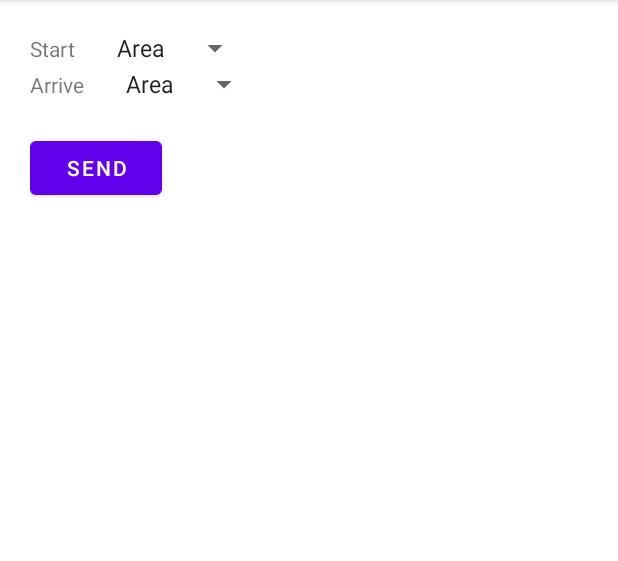
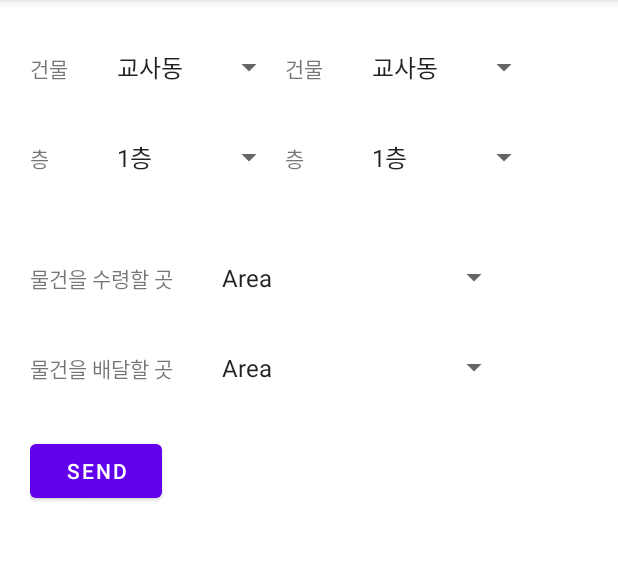
Before and after one commit to lawsuit3310/Pheasant, an Android app: the screen it shows after launch (Main), on a phone screen of 412 x 824 dp, the part 84-645 px from its top. Run offline under Robolectric (Android 15) with nearby library versions, the phone set to English and light mode, and no system bars; our stand-ins replace Firebase (no records; nobody signed in at launch, a user with empty details on screens opened directly).

Commit message:
1.0.0
내 검과 심장은 데마시아의 것이다!
(UI 개선)

```diff
--- a/app/src/main/java/com/example/pheasant/Main.java
+++ b/app/src/main/java/com/example/pheasant/Main.java
@@ -1,5 +1,6 @@
 package com.example.pheasant;
 
+import android.os.Build;
 import android.os.Bundle;
 import android.provider.Settings;
 import android.util.Log;
@@ -21,23 +22,37 @@ import org.json.JSONObject;
 
 import java.io.IOException;
 import java.io.InputStream;
+import java.nio.charset.StandardCharsets;
 import java.util.UUID;
 
 public class Main extends AppCompatActivity implements AdapterView.OnItemSelectedListener, View.OnClickListener {
     /* 맴버 변수 */
     Spinner setStartPoint;
     Spinner setArrivePoint;
+    Spinner setBuildingStart;
+    Spinner setFloorStart;
+    Spinner setBuildingArrive;
+    Spinner setFloorArrive;
 
     ArrayAdapter<CharSequence> adapter;
+    ArrayAdapter<CharSequence> Buildadapter;
+    ArrayAdapter<CharSequence> Flooradapter;
 
     Button sendBtn;
 
+    DatabaseManager dbManager;
+
     String resultS = null; //시작점 전달해줄 변수
     String resultA = null; //도착점 전달해줄 변수
+    String BuildingS = null;
+    String FloorS = null;
+    String BuildingA = null;
+    String FloorA = null;
 
     final static String CACHE_DEVICE_ID = "CacheDeviceID";
 
-    DatabaseManager dbManager;
+    int[] adapters = {R.array.DefaultSpinner, R.array.teach1F, R.array.teach2F, R.array.teach3F, R.array.teach4F,
+            R.array.train1F, R.array.train2F, R.array.train3F, R.array.train4F};
 
     /* 메인 동작 */
     @Override
@@ -48,18 +63,36 @@ public class Main extends AppCompatActivity implements AdapterView.OnItemSelecte
 
         setStartPoint = findViewById(R.id.Start);
         setArrivePoint = findViewById(R.id.Arrive);
+        setBuildingStart = findViewById(R.id.BuildingS);
+        setBuildingArrive = findViewById(R.id.BuildingA);
+        setFloorStart = findViewById(R.id.FloorS);
+        setFloorArrive = findViewById(R.id.FloorA);
         sendBtn = findViewById(R.id.sender);
 
         adapter = ArrayAdapter.createFromResource(this,
-                R.array.Nodes, android.R.layout.simple_spinner_item);
+                adapters[0], android.R.layout.simple_spinner_item);
+        Buildadapter = ArrayAdapter.createFromResource(this,
+                R.array.Building, android.R.layout.simple_spinner_item);
+        Flooradapter = ArrayAdapter.createFromResource(this,
+                R.array.Floor, android.R.layout.simple_spinner_item);
 
         adapter.setDropDownViewResource(android.R.layout.simple_spinner_dropdown_item);
 
         setStartPoint.setAdapter(adapter);
         setArrivePoint.setAdapter(adapter);
+        setBuildingStart.setAdapter(Buildadapter);
+        setFloorStart.setAdapter(Flooradapter);
+        setBuildingArrive.setAdapter(Buildadapter);
+        setFloorArrive.setAdapter(Flooradapter);
+
+        Log.d("JB", getDeviceSSAID());
 
         setStartPoint.setOnItemSelectedListener(this);
         setArrivePoint.setOnItemSelectedListener(this);
+        setBuildingStart.setOnItemSelectedListener(this);
+        setFloorStart.setOnItemSelectedListener(this);
+        setBuildingArrive.setOnItemSelectedListener(this);
+        setFloorArrive.setOnItemSelectedListener(this);
         sendBtn.setOnClickListener(this);
 
 
@@ -68,21 +101,54 @@ public class Main extends AppCompatActivity implements AdapterView.OnItemSelecte
     /* 메소드 */
     @Override
     public void onItemSelected(AdapterView<?> adapterView, View view, int i, long l) {
-        //n-1번째로 선택된 값 출력
+        if (adapterView.equals(setStartPoint) || adapterView.equals(setArrivePoint)) {
             try {
                 if (adapter.getItemId(i) != 0) {
                     if (adapterView.getId() == (R.id.Start) && setStartPoint.getId() != 0) {
-                    resultS = adapter.getItem(i).toString();
+                        resultS = adapterView.getSelectedItem() + "";
                     }
 
                     if (adapterView.getId() == (R.id.Arrive) && setArrivePoint.getId() != 0) {
-                    resultA = adapter.getItem(i).toString();
+                        resultA = adapterView.getSelectedItem() + "";
                     }
                 }
             } catch (Exception e) {
                 Log.d("JB", e.getMessage());
             }
+        } else if (adapterView.equals(setBuildingStart)) {
+            //작동 여부 확인 Log.d("JB", true+"");
+            if (BuildingS == null || FloorS == null) {
+                BuildingS = adapterView.getSelectedItem() + "";
+            } else {
+                BuildingS = adapterView.getSelectedItem() + "";
+                getIndex(BuildingS, FloorS,true);
+            }
+        } else if (adapterView.equals(setFloorStart)) {
+            //작동 여부 확인 Log.d("JB", false+"");
 
+            if (BuildingS == null || FloorS == null) {
+                FloorS = adapterView.getSelectedItem() + "";
+            } else {
+                FloorS = adapterView.getSelectedItem() + "";
+                getIndex(BuildingS, FloorS, true);
+            }
+        } else if (adapterView.equals(setBuildingArrive)) {
+            if (BuildingA == null || Flooradapter == null) {
+                BuildingA = adapterView.getSelectedItem() + "";
+            } else {
+                BuildingA = adapterView.getSelectedItem() + "";
+               getIndex(BuildingA, FloorA, false);
+            }
+        } else if (adapterView.equals(setFloorArrive)) {
+            //Log.d("JB", false+"");
+
+            if (BuildingA == null || FloorA == null) {
+                FloorA = adapterView.getSelectedItem() + "";
+            } else {
+                FloorA = adapterView.getSelectedItem() + "";
+                getIndex(BuildingA, FloorA, false);
+            }
+        }
 
     }
 
@@ -97,35 +163,15 @@ public class Main extends AppCompatActivity implements AdapterView.OnItemSelecte
             if (resultS.equals(resultA))
                 Toast.makeText(Main.this, "출발점과 도착점이 같을 수 없습니다!", Toast.LENGTH_SHORT).show();
             else
-                dbManager.toSend(GetDeviceUUID(), resultS, resultA);
+                dbManager.toSend(getDeviceSSAID(), resultS, resultA);
 
             JsonParsing(getJsonString());
         }
     }
 
-    /* 앱을 사용하는 기기의 UUID를 가져오는 메소드 (정상작동) */
-    public String GetDeviceUUID() {
-        UUID deviceUUID = null;
-        SharedPreferences sharedPreferences = PreferenceManager.getDefaultSharedPreferences(Main.this);
-        String cachedDeviceID = sharedPreferences.getString(CACHE_DEVICE_ID, "");
-
-        if (cachedDeviceID != "") {
-            deviceUUID = UUID.fromString(cachedDeviceID);
-        } else {
-            final String androidUniqueID = Settings.Secure.getString(Main.this.getContentResolver(), Settings.Secure.ANDROID_ID);
-            try {
-                if (androidUniqueID != null) {
-                    deviceUUID = UUID.nameUUIDFromBytes(androidUniqueID.getBytes("utf8"));
-                } else {
-                    deviceUUID = UUID.randomUUID();
-                }
-            } catch (Exception e) {
-                throw new RuntimeException(e);
-            }
-        }
-
-        sharedPreferences.edit().putString(cachedDeviceID, deviceUUID.toString()).apply();
-        return deviceUUID.toString();
+    /* 앱을 사용하는 기기의 SSAID 가져오는 메소드 (정상작동) */
+    public String getDeviceSSAID() {
+        return Settings.Secure.getString(getApplication().getContentResolver(), Settings.Secure.ANDROID_ID);
     }
 
     public String getJsonString() {
@@ -138,20 +184,19 @@ public class Main extends AppCompatActivity implements AdapterView.OnItemSelecte
             byte[] buffer = new byte[fileSize];
             is.read(buffer);
             is.close();
-            json = new String(buffer, "UTF-8");
+            json = new String(buffer, StandardCharsets.UTF_8);
         } catch (IOException e) {
             e.printStackTrace();
         }
         return json;
     }
 
-    void JsonParsing(String json){
+    void JsonParsing(String json) {
         try {
             JSONObject jsonObject = new JSONObject(json); //json 포맷의 string 변수를 넘겨받아 jsonObject 생성
 
             JSONArray AreaArray = jsonObject.getJSONArray("Nodes");
-                for (int i = 0; i < AreaArray.length(); i++)
-                {
+            for (int i = 0; i < AreaArray.length(); i++) {
                 JSONObject Node = AreaArray.getJSONObject(i); //출력하려면 JSONObject 형으로 바꿔줘야함
                 Log.d("JB", Node.toString());
             }
@@ -160,4 +205,40 @@ public class Main extends AppCompatActivity implements AdapterView.OnItemSelecte
             e.printStackTrace();
         }
     }
+
+    /* true가 가는거 false가 오는거 */
+    int getIndex(String Building, String Floor, boolean direction) {
+        int B = Building.equals("교사동") ? 0 : 4;
+        int F = 1;
+        switch (Floor) {
+            case "1층":
+                F = 1;
+                break;
+            case "2층":
+                F = 2;
+                break;
+            case "3층":
+                F = 3;
+                break;
+            case "4층":
+                F = 4;
+                break;
         }
+        ChangeSetters(B+F, direction);
+        return B+F;
+    }
+
+    void ChangeSetters(int idx, boolean direction)
+    {
+        adapter = ArrayAdapter.createFromResource(this,
+                adapters[idx], android.R.layout.simple_spinner_item);
+        if(direction)
+        {
+            setStartPoint.setAdapter(adapter);
+        }
+        else
+        {
+            setArrivePoint.setAdapter(adapter);
+        }
+    }
+}
--- a/app/src/main/res/layout/activity_main.xml
+++ b/app/src/main/res/layout/activity_main.xml
@@ -12,19 +12,81 @@
 
         <LinearLayout
             android:layout_width="wrap_content"
-            android:layout_height="wrap_content">
+            android:layout_height="wrap_content"
+            android:layout_marginBottom="10dp">
 
             <TextView
-                android:layout_width="wrap_content"
+                android:layout_width="30dp"
                 android:layout_height="wrap_content"
-                android:text="Start" />
+                android:text="건물" />
+
+            <Spinner
+                android:id="@+id/BuildingS"
+                android:layout_width="120dp"
+                android:layout_height="50dp"
+                android:layout_marginStart="20dp"
+                android:entries="@array/Building" />
+
+            <TextView
+                android:layout_width="30dp"
+                android:layout_height="wrap_content"
+                android:text="건물" />
+
+            <Spinner
+                android:id="@+id/BuildingA"
+                android:layout_width="120dp"
+                android:layout_height="50dp"
+                android:layout_marginStart="20dp"
+                android:entries="@array/Building" />
+        </LinearLayout>
+
+        <LinearLayout
+            android:layout_width="wrap_content"
+            android:layout_height="wrap_content"
+            android:layout_marginBottom="10dp">
+
+            <TextView
+                android:layout_width="30dp"
+                android:layout_height="wrap_content"
+                android:text="층" />
+
+            <Spinner
+                android:id="@+id/FloorS"
+                android:layout_width="120dp"
+                android:layout_height="50dp"
+                android:layout_marginStart="20dp"
+                android:entries="@array/Floor" />
+
+            <TextView
+                android:layout_width="30dp"
+                android:layout_height="wrap_content"
+                android:text="층" />
+
+            <Spinner
+                android:id="@+id/FloorA"
+                android:layout_width="120dp"
+                android:layout_height="50dp"
+                android:layout_marginStart="20dp"
+                android:entries="@array/Floor" />
+        </LinearLayout>
+
+        <LinearLayout
+            android:layout_width="wrap_content"
+            android:layout_height="wrap_content"
+            android:layout_marginTop="20dp"
+            android:layout_marginBottom="10dp">
+
+            <TextView
+                android:layout_width="100dp"
+                android:layout_height="wrap_content"
+                android:text="물건을 수령할 곳" />
 
             <Spinner
                 android:id="@+id/Start"
-                android:layout_width="wrap_content"
-                android:layout_height="wrap_content"
+                android:layout_width="200dp"
+                android:layout_height="50dp"
                 android:layout_marginStart="20dp"
-                android:entries="@array/Nodes" />
+                android:entries="@array/DefaultSpinner" />
         </LinearLayout>
 
         <LinearLayout
@@ -32,18 +94,18 @@
             android:layout_height="wrap_content">
 
             <TextView
-                android:layout_width="wrap_content"
+                android:layout_width="100dp"
                 android:layout_height="wrap_content"
-                android:text="Arrive"
+                android:text="물건을 배달할 곳"
 
                 />
 
             <Spinner
                 android:id="@+id/Arrive"
-                android:layout_width="wrap_content"
-                android:layout_height="wrap_content"
+                android:layout_width="200dp"
+                android:layout_height="50dp"
                 android:layout_marginStart="20dp"
-                android:entries="@array/Nodes" />
+                android:entries="@array/DefaultSpinner" />
         </LinearLayout>
 
         <Button
--- /dev/null
+++ b/app/src/main/res/values/Building.xml
@@ -0,0 +1,7 @@
+<?xml version="1.0" encoding="utf-8"?>
+<resources>
+    <string-array name="Building">
+        <item>교사동</item>
+        <item>실습동</item>
+    </string-array>
+</resources>
--- /dev/null
+++ b/app/src/main/res/values/DefaultSpinner.xml
@@ -0,0 +1,6 @@
+<?xml version="1.0" encoding="utf-8"?>
+<resources>
+    <string-array name="DefaultSpinner">
+        <item>Area</item>
+    </string-array>
+</resources>
--- /dev/null
+++ b/app/src/main/res/values/Floor.xml
@@ -0,0 +1,9 @@
+<?xml version="1.0" encoding="utf-8"?>
+<resources>
+    <string-array name="Floor">
+        <item>1층</item>
+        <item>2층</item>
+        <item>3층</item>
+        <item>4층</item>
+    </string-array>
+</resources>
--- a/app/src/main/res/values/array.xml
+++ /dev/null
@@ -1,10 +0,0 @@
-<?xml version="1.0" encoding="utf-8"?>
-<resources>
-    <string-array name="Nodes">
-        <item>Area</item>
-        <item>EL1</item>
-        <item>EL2</item>
-        <item>EL3</item>
-        <item>EL4</item>
-    </string-array>
-</resources>
--- /dev/null
+++ b/app/src/main/res/values/teach1F.xml
@@ -0,0 +1,21 @@
+<?xml version="1.0" encoding="utf-8"?>
+<resources>
+    <!-- 교사동 1층 -->
+    <string-array name="teach1F">
+        <item>교장실</item>
+        <item>행정실</item>
+        <item>진로홍보부</item>
+        <item>연구기획부</item>
+        <item>교무운영부</item>
+        <item>방송실</item>
+        <item>관리실</item>
+        <item>성적 처리실</item>
+        <item>꿈담은 카페</item>
+        <item>인쇄실</item>
+        <item>보건실</item>
+        <item>마이스터기획부</item>
+        <item>자율학습실</item>
+        <item>도서실</item>
+        <item>회의실</item>
+    </string-array>
+</resources>
--- /dev/null
+++ b/app/src/main/res/values/teach2F.xml
@@ -0,0 +1,24 @@
+<?xml version="1.0" encoding="utf-8"?>
+<resources>
+    <!-- 교사동 2층 -->
+    <string-array name="teach2F">
+        <item>창의체험지원부</item>
+        <item>취업지원부</item>
+        <item>인문자연교육부</item>
+        <item>3학년 1반</item>
+        <item>3학년 2반</item>
+        <item>3학년 3반</item>
+        <item>3학년 3반</item>
+        <item>3학년 4반</item>
+        <item>3학년 5반</item>
+        <item>3학년 6반</item>
+        <item>3학년 7반</item>
+        <item>3학년 8반</item>
+        <item>wee class</item>
+        <item>서고</item>
+        <item>여교사 휴게실</item>
+        <item>남교사 휴게실</item>
+        <item>과학실</item>
+        <item>과학준비실</item>
+    </string-array>
+</resources>
--- /dev/null
+++ b/app/src/main/res/values/teach3F.xml
@@ -0,0 +1,19 @@
+<?xml version="1.0" encoding="utf-8"?>
+<resources>
+    <!-- 교사동 3층 -->
+    <string-array name="teach3F">
+        <item>학생인권안전부</item>
+        <item>2학년 1반</item>
+        <item>2학년 2반</item>
+        <item>2학년 3반</item>
+        <item>2학년 4반</item>
+        <item>2학년 5반</item>
+        <item>2학년 6반</item>
+        <item>2학년 7반</item>
+        <item>2학년 8반</item>
+        <item>취업진로센터</item>
+        <item>취업지원부</item>
+        <item>영어전용교실</item>
+        <item>생활관운영지원부</item>
+    </string-array>
+</resources>
--- /dev/null
+++ b/app/src/main/res/values/teach4F.xml
@@ -0,0 +1,20 @@
+<?xml version="1.0" encoding="utf-8"?>
+<resources>
+    <!-- 교사동 4층 -->
+    <string-array name="teach4F">
+        <item>1학년 1반</item>
+        <item>1학년 2반</item>
+        <item>1학년 3반</item>
+        <item>1학년 4반</item>
+        <item>1학년 5반</item>
+        <item>1학년 6반</item>
+        <item>1학년 7반</item>
+        <item>1학년 8반</item>
+        <item>디지털 스튜디오</item>
+        <item>미술실</item>
+        <item>음악실</item>
+        <item>학생회실</item>
+        <item>수학교과교실</item>
+        <item>교육정보부</item>
+    </string-array>
+</resources>
--- /dev/null
+++ b/app/src/main/res/values/train1F.xml
@@ -0,0 +1,18 @@
+<?xml version="1.0" encoding="utf-8"?>
+<resources>
+    <string-array name="train1F">
+        <item>산업용로봇제어실 I(101호)</item>
+        <item>산업용로봇제어실 II(102호)</item>
+        <item>설계 시스템 준비실(103호)</item>
+        <item>CAD I(104호)</item>
+        <item>CAD II(105호)</item>
+        <item>로봇제조기술(106호)</item>
+        <item>정보통신기기개발 I(107호)</item>
+        <item>정보통신기기개발 II(108호)</item>
+        <item>로봇캡스톤디자인실(109호)</item>
+        <item>댄스동아리실(110호)</item>
+        <item>CAD IV(111호)</item>
+        <item>CAD II(112호)</item>
+        <item>진로활동실(113호)</item>
+    </string-array>
+</resources>
--- /dev/null
+++ b/app/src/main/res/values/train2F.xml
@@ -0,0 +1,15 @@
+<?xml version="1.0" encoding="utf-8"?>
+<resources>
+    <string-array name="train2F">
+        <item>시청각실</item>
+        <item>PLC 제어 II(202호)</item>
+        <item>HW/SW 개발실 II(203호)</item>
+        <item>프로그래밍 I(204호)</item>
+        <item>프로그래밍 II(205호)</item>
+        <item>첨단로봇시스템부(206호)</item>
+        <item>프로그래밍 III(207호)</item>
+        <item>프로그래밍 IV(208호)</item>
+        <item>첨단로봇설계부(209호)</item>
+        <item>PLC 제어 I(210호)</item>
+    </string-array>
+</resources>
--- /dev/null
+++ b/app/src/main/res/values/train3F.xml
@@ -0,0 +1,15 @@
+<?xml version="1.0" encoding="utf-8"?>
+<resources>
+    <string-array name="train3F">
+        <item>로봇디자인실(301호)</item>
+        <item>공업전자기기(302호)</item>
+        <item>정보기술(303호)</item>
+        <item>로봇메이커랩</item>
+        <item>모바일로보틱스(305호)</item>
+        <item>기계/CAD(306호)</item>
+        <item>공업전자기기(307호)</item>
+        <item>IoT실(308호)</item>
+        <item>산업용로봇(309호)</item>
+        <item>메카트로닉스(310호)</item>
+    </string-array>
+</resources>
--- /dev/null
+++ b/app/src/main/res/values/train4F.xml
@@ -0,0 +1,18 @@
+<?xml version="1.0" encoding="utf-8"?>
+<resources>
+    <string-array name="train4F">
+        <item>서버실(401호)</item>
+        <item>로봇제작 I(402호)</item>
+        <item>로봇제작 II(403호)</item>
+        <item>육군정보통신특성화실(404호)</item>
+        <item>전자기기개발실 I(405호)</item>
+        <item>신기술교육부준비실(406호)</item>
+        <item>전자기기개발실 II(407호)</item>
+        <item>정보통신장비운용실(408호)</item>
+        <item>네트워크 운용실(409호)</item>
+        <item>첨단로봇정보통신부(410호)</item>
+        <item>드론제작과운용 I(411호)</item>
+        <item>드론제작과운용 II(412호)</item>
+        <item>정보통신준비실(413호)</item>
+    </string-array>
+</resources>
```
Also changed, not shown: app/src/main/assets/Nodes.json (+115 -4 lines). Lines whose indentation alone changed are shown as unchanged.
